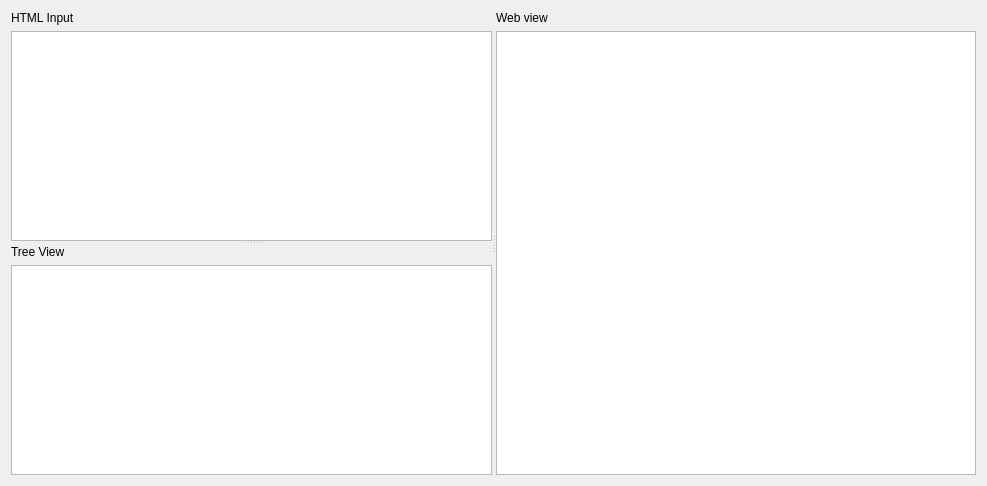
Qt form ui/Utils/UiHtmlRenderer.ui (caffedrine/CryptoPocketKnife) before a commit.
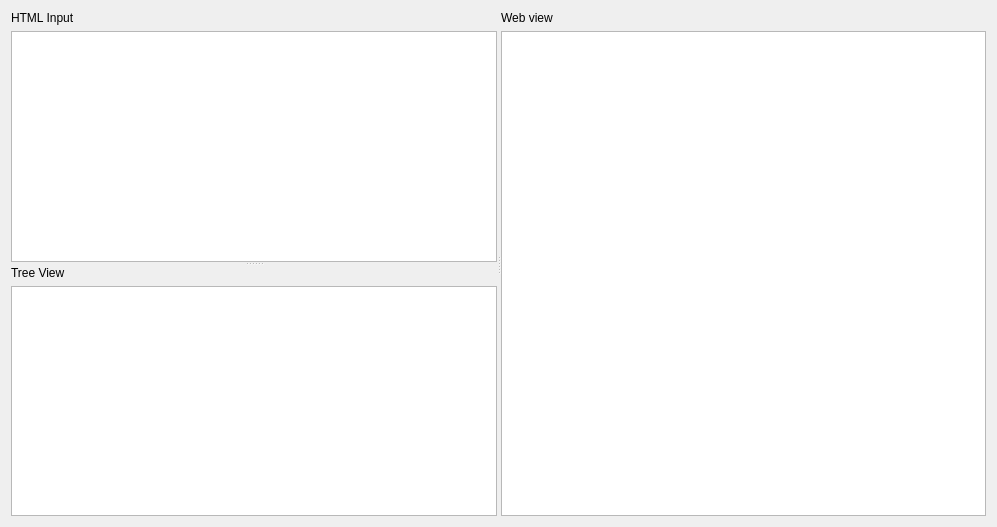
The same form after that commit.

Commit message: fix some bugs and create binary

```diff
--- a/ui/Utils/UiHtmlRenderer.ui
+++ b/ui/Utils/UiHtmlRenderer.ui
@@ -6,15 +6,15 @@
    <rect>
     <x>0</x>
     <y>0</y>
-    <width>987</width>
-    <height>486</height>
+    <width>997</width>
+    <height>527</height>
    </rect>
   </property>
   <property name="windowTitle">
    <string>UiHtmlRenderer</string>
   </property>
-  <layout class="QHBoxLayout" name="horizontalLayout">
-   <item>
+  <layout class="QGridLayout" name="gridLayout">
+   <item row="0" column="0">
     <widget class="QSplitter" name="splitter">
      <property name="orientation">
       <enum>Qt::Horizontal</enum>
```
The commit also changes 1 other file.
